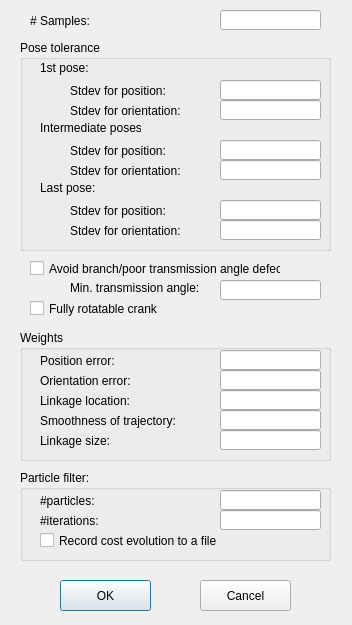
First picture: the form in KinematicDesign2D_MultiThread/LinkageSynthesisOptionDialog.ui, repository gnishida/KinematicDesign2D_MultiThread, before the edit.
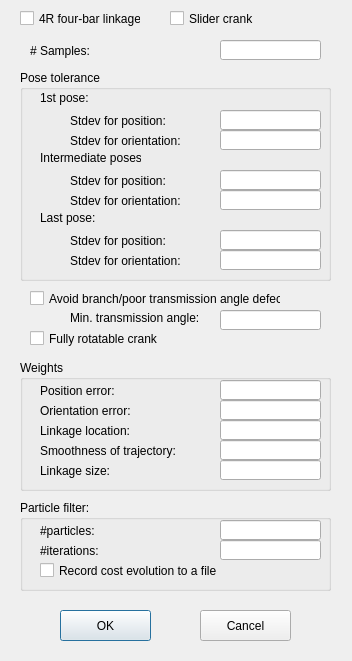
Second picture: the form after the edit.

Commit message: always calculate both types of linkages

Diff of the .ui file:
```diff
--- a/KinematicDesign2D_MultiThread/LinkageSynthesisOptionDialog.ui
+++ b/KinematicDesign2D_MultiThread/LinkageSynthesisOptionDialog.ui
@@ -7,7 +7,7 @@
     <x>0</x>
     <y>0</y>
     <width>352</width>
-    <height>625</height>
+    <height>661</height>
    </rect>
   </property>
   <property name="windowTitle">
@@ -17,7 +17,7 @@
    <property name="geometry">
     <rect>
      <x>30</x>
-     <y>10</y>
+     <y>40</y>
      <width>61</width>
      <height>21</height>
     </rect>
@@ -30,7 +30,7 @@
    <property name="geometry">
     <rect>
      <x>220</x>
-     <y>10</y>
+     <y>40</y>
      <width>101</width>
      <height>20</height>
     </rect>
@@ -40,7 +40,7 @@
    <property name="geometry">
     <rect>
      <x>30</x>
-     <y>260</y>
+     <y>290</y>
      <width>251</width>
      <height>17</height>
     </rect>
@@ -53,7 +53,7 @@
    <property name="geometry">
     <rect>
      <x>30</x>
-     <y>300</y>
+     <y>330</y>
      <width>131</width>
      <height>17</height>
     </rect>
@@ -66,7 +66,7 @@
    <property name="geometry">
     <rect>
      <x>60</x>
-     <y>580</y>
+     <y>610</y>
      <width>91</width>
      <height>31</height>
     </rect>
@@ -79,7 +79,7 @@
    <property name="geometry">
     <rect>
      <x>200</x>
-     <y>580</y>
+     <y>610</y>
      <width>91</width>
      <height>31</height>
     </rect>
@@ -92,7 +92,7 @@
    <property name="geometry">
     <rect>
      <x>20</x>
-     <y>40</y>
+     <y>70</y>
      <width>311</width>
      <height>211</height>
     </rect>
@@ -282,7 +282,7 @@
    <property name="geometry">
     <rect>
      <x>20</x>
-     <y>330</y>
+     <y>360</y>
      <width>311</width>
      <height>131</height>
     </rect>
@@ -410,7 +410,7 @@
    <property name="geometry">
     <rect>
      <x>20</x>
-     <y>470</y>
+     <y>500</y>
      <width>311</width>
      <height>91</height>
     </rect>
@@ -482,7 +482,7 @@
    <property name="geometry">
     <rect>
      <x>220</x>
-     <y>280</y>
+     <y>310</y>
      <width>101</width>
      <height>20</height>
     </rect>
@@ -492,7 +492,7 @@
    <property name="geometry">
     <rect>
      <x>70</x>
-     <y>280</y>
+     <y>310</y>
      <width>141</width>
      <height>16</height>
     </rect>
@@ -501,6 +501,32 @@
     <string>Min. transmission angle:</string>
    </property>
   </widget>
+  <widget class="QCheckBox" name="checkBox4RLinkage">
+   <property name="geometry">
+    <rect>
+     <x>20</x>
+     <y>10</y>
+     <width>121</width>
+     <height>17</height>
+    </rect>
+   </property>
+   <property name="text">
+    <string>4R four-bar linkage</string>
+   </property>
+  </widget>
+  <widget class="QCheckBox" name="checkBoxSliderCrank">
+   <property name="geometry">
+    <rect>
+     <x>170</x>
+     <y>10</y>
+     <width>121</width>
+     <height>17</height>
+    </rect>
+   </property>
+   <property name="text">
+    <string>Slider crank</string>
+   </property>
+  </widget>
  </widget>
  <layoutdefault spacing="6" margin="11"/>
  <resources/>
```
The commit also changes 22 other files.
